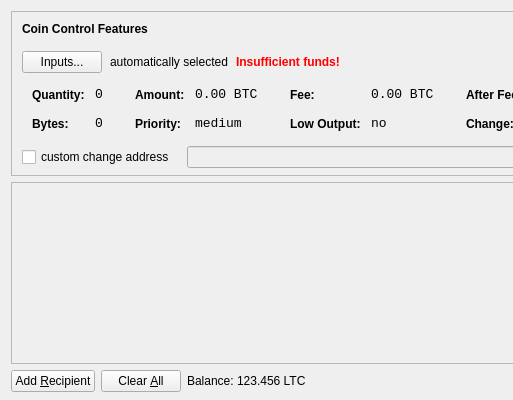
myersTechnologies/NiepceCoin, file Coin/src/qt/forms/sendcoinsdialog.ui: the form before one commit; both pictures show x 0 to 513 and y 0 to 400 of the 850 by 400 pixel window.
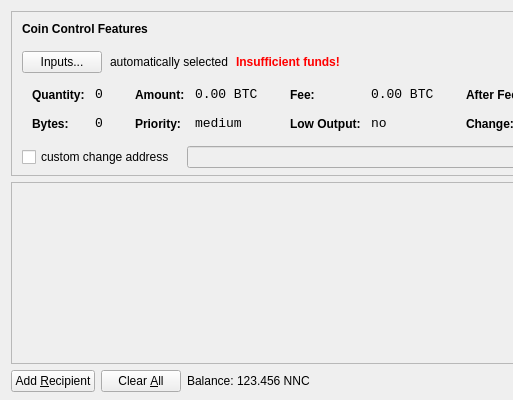
The form after the commit. Icons and pictures are not drawn.

```diff
--- a/Coin/src/qt/forms/sendcoinsdialog.ui
+++ b/Coin/src/qt/forms/sendcoinsdialog.ui
@@ -720,7 +720,7 @@
           <cursorShape>IBeamCursor</cursorShape>
          </property>
          <property name="text">
-          <string>123.456 LTC</string>
+          <string>123.456 NNC</string>
          </property>
          <property name="textInteractionFlags">
           <set>Qt::LinksAccessibleByMouse|Qt::TextSelectableByKeyboard|Qt::TextSelectableByMouse</set>
```
